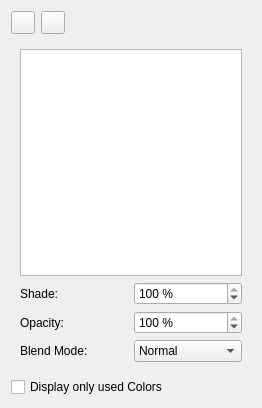
scribusproject/scribus, file scribus/ui/colorpalette.ui: the form before one commit.
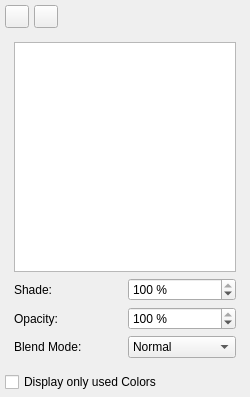
The form after the commit. The open tabs and pages were chosen to show the change. Custom widgets are drawn as their Qt base class.

Commit message: Fixed issues with the color palette and switching windows.

The edit to the form file:
```diff
--- a/scribus/ui/colorpalette.ui
+++ b/scribus/ui/colorpalette.ui
@@ -6,14 +6,20 @@
    <rect>
     <x>0</x>
     <y>0</y>
-    <width>258</width>
-    <height>408</height>
+    <width>250</width>
+    <height>397</height>
    </rect>
   </property>
   <property name="windowTitle">
    <string>Form</string>
   </property>
   <layout class="QVBoxLayout" name="verticalLayout_3">
+   <property name="spacing">
+    <number>5</number>
+   </property>
+   <property name="margin">
+    <number>5</number>
+   </property>
    <item>
     <layout class="QHBoxLayout" name="horizontalLayout">
      <item>
```
Left out of the diff: 8 changed lines with no effect on the pictures. The commit also changes 4 other files.
